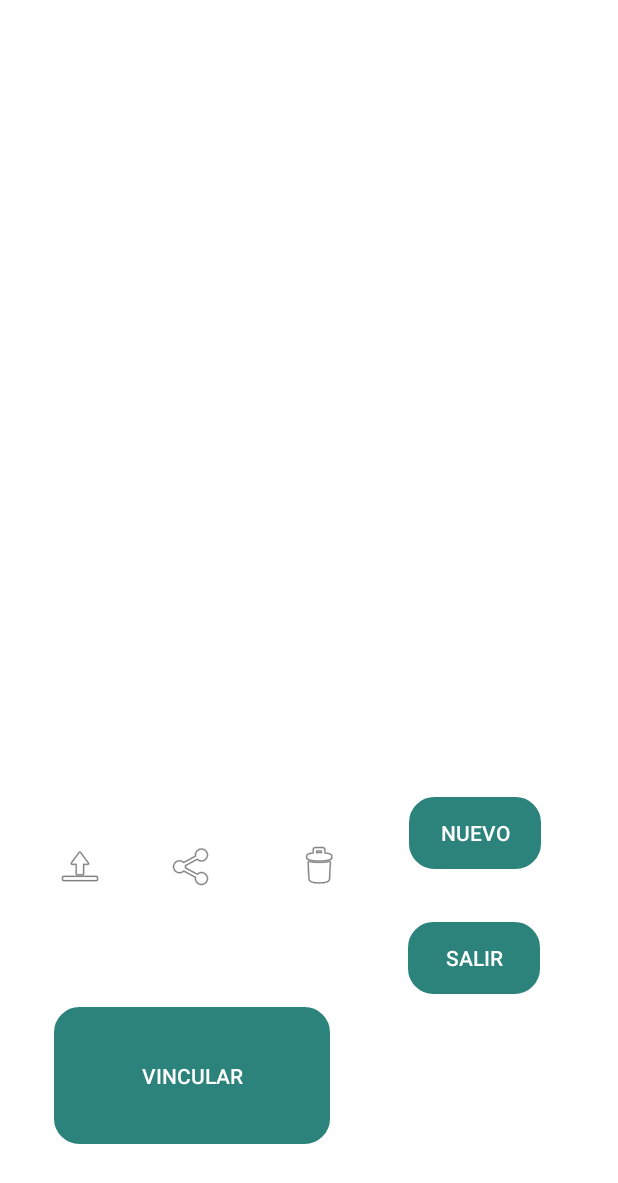
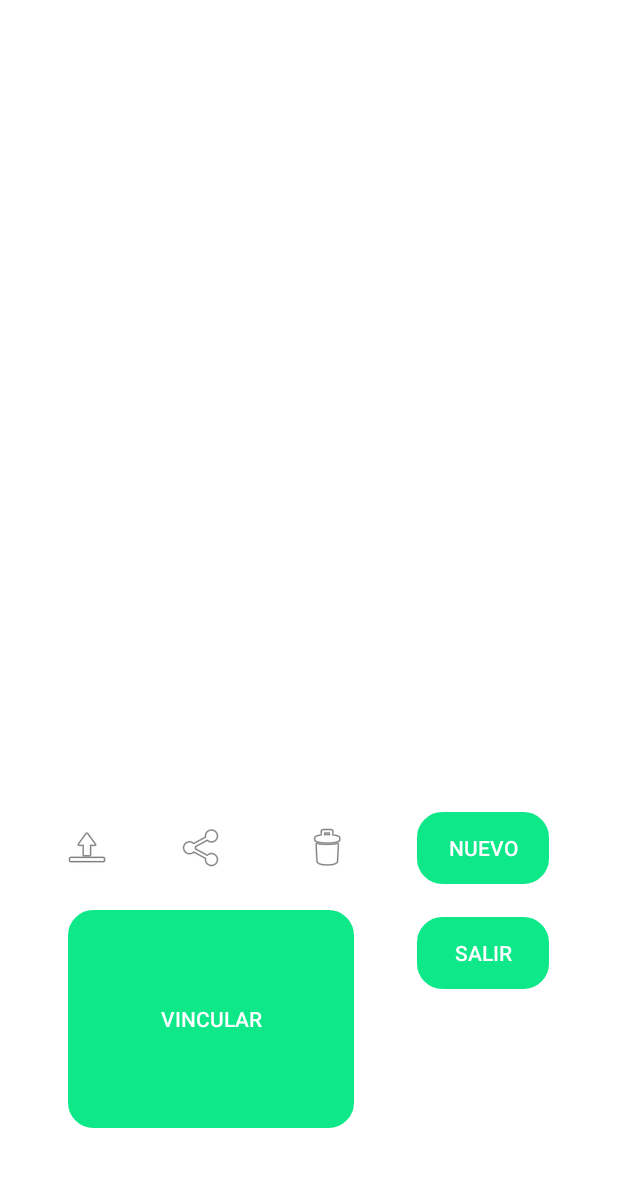
Before and after one commit to andresxvalencia/SmartGreen, an Android app: the mostrarDatos screen opened directly, with no data from a screen before it, on a phone screen of 412 x 824 dp. Shown: the top 1183 px of the screen. Run offline under Robolectric (Android 15) with nearby library versions, the phone set to English and light mode, and no system bars; our stand-ins replace Firebase (no records; nobody signed in at launch, a user with empty details on screens opened directly).

```diff
--- a/app/build.gradle
+++ b/app/build.gradle
@@ -8,7 +8,7 @@ android {
     compileSdk 30
 
     defaultConfig {
-        applicationId "com.example.smartgreen"
+        applicationId "com.ingeco.smartgreen"
         minSdk 26
         targetSdk 30
         versionCode 1
@@ -39,7 +39,7 @@ dependencies {
     implementation 'com.google.android.material:material:1.4.0'
     implementation 'androidx.constraintlayout:constraintlayout:2.1.1'
     implementation platform('com.google.firebase:firebase-bom:29.0.0')
-    implementation 'com.google.firebase:firebase-analytics'
+    implementation 'com.google.firebase:firebase-analytics-ktx'
     implementation 'com.google.firebase:firebase-auth:21.0.1'
     testImplementation 'junit:junit:4.+'
     androidTestImplementation 'androidx.test.ext:junit:1.1.3'
--- a/app/src/main/AndroidManifest.xml
+++ b/app/src/main/AndroidManifest.xml
@@ -1,6 +1,6 @@
 <?xml version="1.0" encoding="utf-8"?>
 <manifest xmlns:android="http://schemas.android.com/apk/res/android"
-    package="com.example.smartgreen">
+    package="com.ingeco.smartgreen">
 
     <application
         android:allowBackup="true"
@@ -13,7 +13,8 @@
             android:name=".mostrarDatos"
             android:exported="true" />
         <activity
-            android:name=".MainActivity"
+            android:name=".AuthActivity"
+            android:theme="@style/SplashTheme"
             android:exported="true">
             <intent-filter>
                 <action android:name="android.intent.action.MAIN" />
--- a/app/src/main/java/com/example/smartgreen/mostrarDatos.java
+++ /dev/null
@@ -1,15 +0,0 @@
-package com.example.smartgreen;
-
-import androidx.appcompat.app.AppCompatActivity;
-
-import android.os.Bundle;
-import android.widget.Button;
-
-public class mostrarDatos extends AppCompatActivity {
-
-    @Override
-    protected void onCreate(Bundle savedInstanceState) {
-        super.onCreate(savedInstanceState);
-        setContentView(R.layout.activity_mostrar_datos);
-    }
-}
--- /dev/null
+++ b/app/src/main/java/com/ingeco/smartgreen/mostrarDatos.kt
@@ -0,0 +1,27 @@
+package com.ingeco.smartgreen
+
+import androidx.appcompat.app.AppCompatActivity
+import android.os.Bundle
+import android.widget.Button
+import com.google.firebase.auth.FirebaseAuth
+
+class mostrarDatos : AppCompatActivity() {
+    lateinit var btnCerrarSesion: Button
+
+    override fun onCreate(savedInstanceState: Bundle?) {
+        super.onCreate(savedInstanceState)
+        setContentView(R.layout.activity_mostrar_datos)
+
+        btnCerrarSesion = findViewById(R.id.btnCerrarSesion)
+
+        setup()
+    }
+
+    private fun setup(){
+
+        btnCerrarSesion.setOnClickListener{
+            FirebaseAuth.getInstance().signOut()
+            onBackPressed()
+        }
+    }
+}
--- /dev/null
+++ b/app/src/main/res/drawable/splashscreen.xml
@@ -0,0 +1,9 @@
+<?xml version="1.0" encoding="utf-8"?>
+<layer-list xmlns:android="http://schemas.android.com/apk/res/android">
+    <item android:drawable="@color/design_default_color_background"/>
+    <item>
+        <bitmap android:src="@drawable/smart_green_removebg_preview"
+            android:gravity="center"/>
+    </item>
+
+</layer-list>
--- a/app/src/main/res/layout/activity_mostrar_datos.xml
+++ b/app/src/main/res/layout/activity_mostrar_datos.xml
@@ -11,83 +11,80 @@
         android:id="@+id/btnNuevo"
         android:layout_width="wrap_content"
         android:layout_height="wrap_content"
-        android:layout_marginEnd="51dp"
+        android:layout_marginEnd="4dp"
+        android:layout_marginBottom="17dp"
         android:background="@drawable/button_rounded"
-        android:backgroundTint="#2C837B"
+        android:backgroundTint="#0ee889"
         android:text="NUEVO"
+        app:layout_constraintBottom_toTopOf="@+id/btnVincular"
         app:layout_constraintEnd_toEndOf="parent"
-        app:layout_constraintStart_toEndOf="@+id/btnDelete"
-        app:layout_constraintTop_toTopOf="@+id/btnDelete" />
+        app:layout_constraintStart_toEndOf="@+id/btnEliminar" />
 
     <Button
         android:id="@+id/btnVincular"
         android:layout_width="0dp"
         android:layout_height="0dp"
-        android:layout_marginStart="36dp"
-        android:layout_marginEnd="52dp"
-        android:layout_marginBottom="61dp"
+        android:layout_marginStart="45dp"
+        android:layout_marginEnd="42dp"
+        android:layout_marginBottom="72dp"
         android:background="@drawable/button_rounded"
-        android:backgroundTint="#2C837B"
-        android:text="Vincular"
+        android:backgroundTint="#0ee889"
+        android:text="VINCULAR"
         app:layout_constraintBottom_toBottomOf="parent"
-        app:layout_constraintEnd_toStartOf="@+id/btnSalir"
+        app:layout_constraintEnd_toStartOf="@+id/btnCerrarSesion"
         app:layout_constraintStart_toStartOf="parent"
-        app:layout_constraintTop_toBottomOf="@+id/btnDelete" />
+        app:layout_constraintTop_toBottomOf="@+id/btnEliminar" />
 
     <Button
-        android:id="@+id/btnSalir"
+        android:id="@+id/btnCerrarSesion"
         android:layout_width="wrap_content"
         android:layout_height="wrap_content"
-        android:layout_marginTop="35dp"
-        android:layout_marginEnd="52dp"
+        android:layout_marginTop="22dp"
+        android:layout_marginEnd="46dp"
         android:background="@drawable/button_rounded"
-        android:backgroundTint="#2C837B"
-        android:text="Salir"
+        android:backgroundTint="#0ee889"
+        android:text="SALIR"
         app:layout_constraintEnd_toEndOf="parent"
         app:layout_constraintStart_toEndOf="@+id/btnVincular"
         app:layout_constraintTop_toBottomOf="@+id/btnNuevo" />
 
     <ImageButton
-        android:id="@+id/btnDelete"
-        android:layout_width="0dp"
-        android:layout_height="0dp"
-        android:layout_marginTop="531dp"
-        android:layout_marginEnd="35dp"
-        android:layout_marginBottom="48dp"
+        android:id="@+id/btnSubir"
+        android:layout_width="wrap_content"
+        android:layout_height="wrap_content"
+        android:layout_marginTop="549dp"
+        android:layout_marginEnd="3dp"
+        android:layout_marginBottom="25dp"
+        android:background="@drawable/button_rounded2"
+        app:layout_constraintBottom_toTopOf="@+id/btnVincular"
+        app:layout_constraintEnd_toStartOf="@+id/btnCompartir"
+        app:layout_constraintStart_toStartOf="parent"
+        app:layout_constraintTop_toTopOf="parent"
+        app:srcCompat="@android:drawable/ic_menu_upload" />
+
+    <ImageButton
+        android:id="@+id/btnCompartir"
+        android:layout_width="wrap_content"
+        android:layout_height="wrap_content"
+        android:layout_marginEnd="8dp"
+        android:layout_marginBottom="25dp"
+        android:background="@drawable/button_rounded2"
+        app:layout_constraintBottom_toTopOf="@+id/btnVincular"
+        app:layout_constraintEnd_toStartOf="@+id/btnEliminar"
+        app:layout_constraintStart_toEndOf="@+id/btnSubir"
+        app:srcCompat="@android:drawable/ic_menu_share" />
+
+    <ImageButton
+        android:id="@+id/btnEliminar"
+        android:layout_width="wrap_content"
+        android:layout_height="wrap_content"
+        android:layout_marginTop="549dp"
+        android:layout_marginEnd="2dp"
+        android:layout_marginBottom="25dp"
         android:background="@drawable/button_rounded2"
         app:layout_constraintBottom_toTopOf="@+id/btnVincular"
         app:layout_constraintEnd_toStartOf="@+id/btnNuevo"
-        app:layout_constraintStart_toEndOf="@+id/btnShare"
+        app:layout_constraintStart_toEndOf="@+id/btnCompartir"
         app:layout_constraintTop_toTopOf="parent"
         app:srcCompat="@android:drawable/ic_menu_delete" />
-
-    <ImageButton
-        android:id="@+id/btnShare"
-        android:layout_width="wrap_content"
-        android:layout_height="wrap_content"
-        android:layout_marginEnd="35dp"
-        android:background="@drawable/button_rounded2"
-        android:minWidth="48dp"
-        android:minHeight="48dp"
-        app:layout_constraintEnd_toStartOf="@+id/btnDelete"
-        app:layout_constraintStart_toEndOf="@+id/btnDownload"
-        app:layout_constraintTop_toTopOf="@+id/btnDownload"
-        app:srcCompat="@android:drawable/ic_menu_share" />
-
-    <ImageButton
-        android:id="@+id/btnDownload"
-        android:layout_width="wrap_content"
-        android:layout_height="wrap_content"
-        android:layout_marginStart="29dp"
-        android:layout_marginTop="531dp"
-        android:layout_marginEnd="27dp"
-        android:layout_marginBottom="46dp"
-        android:background="@drawable/button_rounded2"
-        android:minWidth="48dp"
-        android:minHeight="48dp"
-        app:layout_constraintBottom_toTopOf="@+id/btnVincular"
-        app:layout_constraintEnd_toStartOf="@+id/btnShare"
-        app:layout_constraintStart_toStartOf="parent"
-        app:layout_constraintTop_toTopOf="parent"
-        app:srcCompat="@android:drawable/ic_menu_upload" />
 </androidx.constraintlayout.widget.ConstraintLayout>
--- a/app/src/main/res/values/strings.xml
+++ b/app/src/main/res/values/strings.xml
@@ -1,3 +1,3 @@
 <resources>
-    <string name="app_name">smartGreen</string>
+    <string name="app_name">SmartGreen</string>
 </resources>
--- a/app/src/main/res/values/themes.xml
+++ b/app/src/main/res/values/themes.xml
@@ -13,4 +13,9 @@
         <item name="android:statusBarColor" tools:targetApi="l">?attr/colorPrimaryVariant</item>
         <!-- Customize your theme here. -->
     </style>
+
+    <style name="SplashTheme" parent="Theme.SmartGreen">
+        <item name="android:windowBackground">@drawable/splashscreen</item>
+    </style>
+
 </resources>
--- a/build.gradle
+++ b/build.gradle
@@ -8,7 +8,6 @@ buildscript {
         classpath "com.android.tools.build:gradle:7.0.2"
         classpath "org.jetbrains.kotlin:kotlin-gradle-plugin:1.5.20"
         classpath 'com.google.gms:google-services:4.3.10'
-
         // NOTE: Do not place your application dependencies here; they belong
         // in the individual module build.gradle files
     }
--- a/settings.gradle
+++ b/settings.gradle
@@ -6,5 +6,5 @@ dependencyResolutionManagement {
         jcenter() // Warning: this repository is going to shut down soon
     }
 }
-rootProject.name = "smartGreen"
+rootProject.name = "SmartGreen"
 include ':app'
```
Also changed, not shown: app/src/main/java/com/example/smartgreen/AuthActivity.kt (deleted, +0 -118 lines), app/src/main/java/com/ingeco/smartgreen/AuthActivity.kt (added, +91 -0 lines), app/src/main/res/layout/activity_auth.xml (+36 -45 lines), app/src/main/res/drawable-v24/button_rounded.xml (renamed from app/src/main/res/drawable/button_rounded.xml), app/src/main/res/drawable-v24/button_rounded2.xml (renamed from app/src/main/res/drawable/button_rounded2.xml), app/src/main/res/drawable/smart_green.jpg (deleted), app/src/main/res/drawable/smart_green_removebg_preview.png (added), gradle/wrapper/gradle-wrapper.properties, 6 other files.
